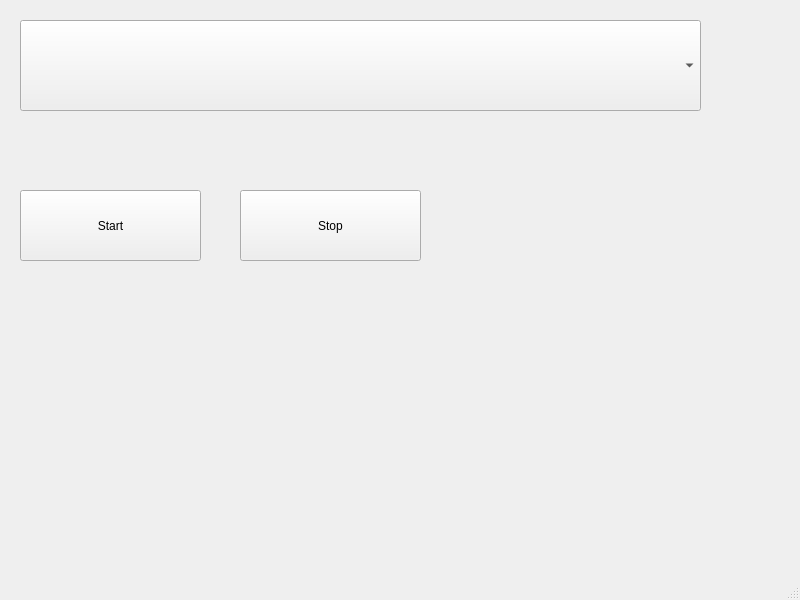
Old version of the form CFfmpegPlay/mainwindow.ui in the repository crudapi/qt-ffmpeg-play.
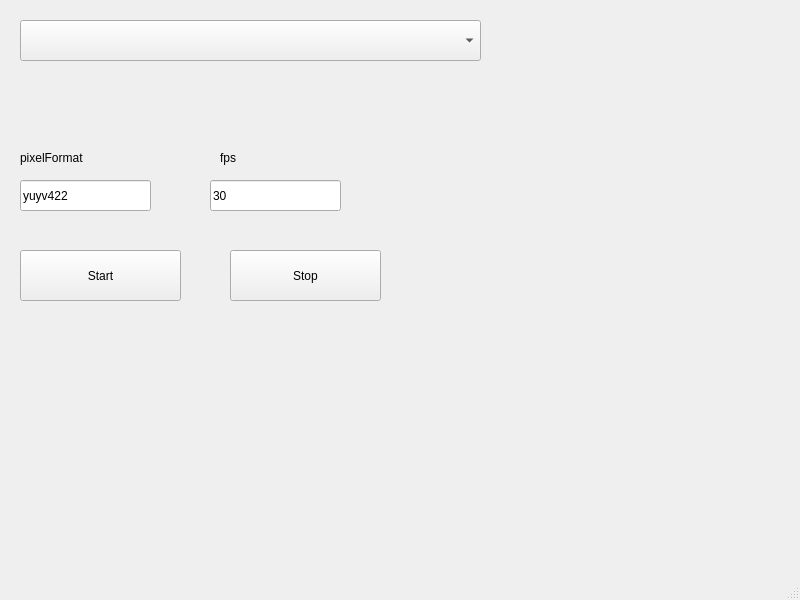
New version of the form.

Patch:
```diff
--- a/CFfmpegPlay/mainwindow.ui
+++ b/CFfmpegPlay/mainwindow.ui
@@ -19,8 +19,8 @@
      <rect>
       <x>20</x>
       <y>20</y>
-      <width>681</width>
-      <height>91</height>
+      <width>461</width>
+      <height>41</height>
      </rect>
     </property>
    </widget>
@@ -28,9 +28,9 @@
     <property name="geometry">
      <rect>
       <x>20</x>
-      <y>190</y>
-      <width>181</width>
-      <height>71</height>
+      <y>250</y>
+      <width>161</width>
+      <height>51</height>
      </rect>
     </property>
     <property name="text">
@@ -40,16 +40,68 @@
    <widget class="QPushButton" name="stopButton">
     <property name="geometry">
      <rect>
-      <x>240</x>
-      <y>190</y>
-      <width>181</width>
-      <height>71</height>
+      <x>230</x>
+      <y>250</y>
+      <width>151</width>
+      <height>51</height>
      </rect>
     </property>
     <property name="text">
      <string>Stop</string>
     </property>
    </widget>
+   <widget class="QLineEdit" name="pixelFormatEdit">
+    <property name="geometry">
+     <rect>
+      <x>20</x>
+      <y>180</y>
+      <width>131</width>
+      <height>31</height>
+     </rect>
+    </property>
+    <property name="text">
+     <string>yuyv422</string>
+    </property>
+   </widget>
+   <widget class="QLabel" name="pixelFormatLabel">
+    <property name="geometry">
+     <rect>
+      <x>20</x>
+      <y>150</y>
+      <width>131</width>
+      <height>16</height>
+     </rect>
+    </property>
+    <property name="text">
+     <string>pixelFormat</string>
+    </property>
+   </widget>
+   <widget class="QLabel" name="fpsLabel">
+    <property name="geometry">
+     <rect>
+      <x>220</x>
+      <y>150</y>
+      <width>131</width>
+      <height>16</height>
+     </rect>
+    </property>
+    <property name="text">
+     <string>fps</string>
+    </property>
+   </widget>
+   <widget class="QLineEdit" name="fpsEdit">
+    <property name="geometry">
+     <rect>
+      <x>210</x>
+      <y>180</y>
+      <width>131</width>
+      <height>31</height>
+     </rect>
+    </property>
+    <property name="text">
+     <string>30</string>
+    </property>
+   </widget>
   </widget>
   <widget class="QMenuBar" name="menubar">
    <property name="geometry">
```
